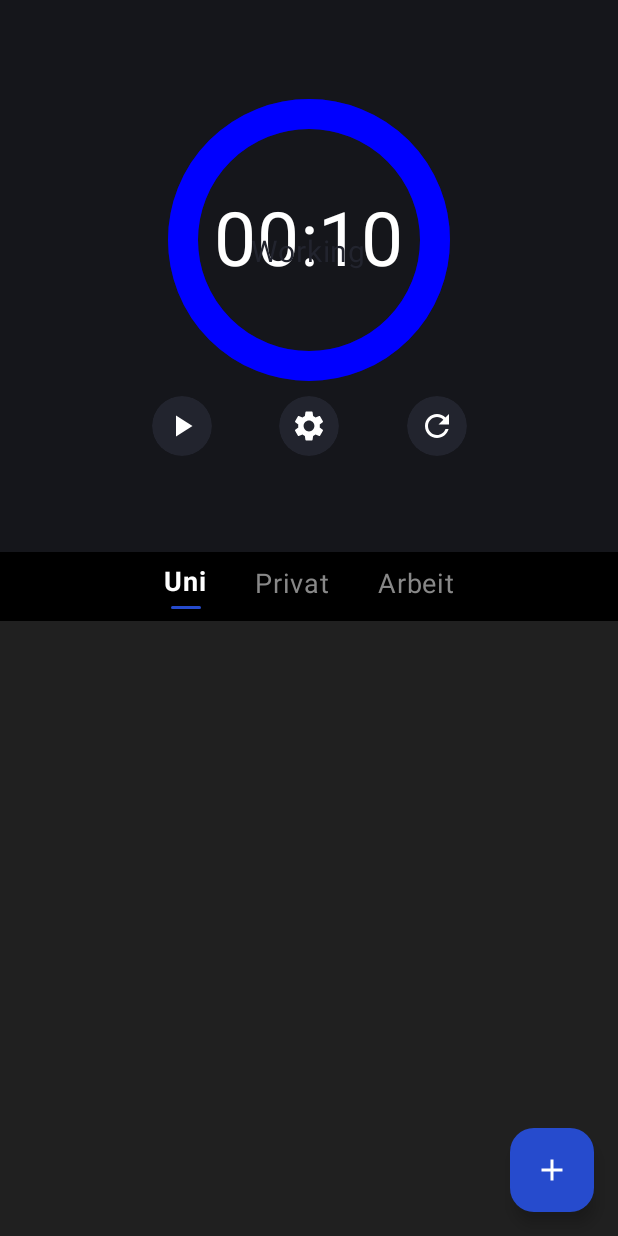
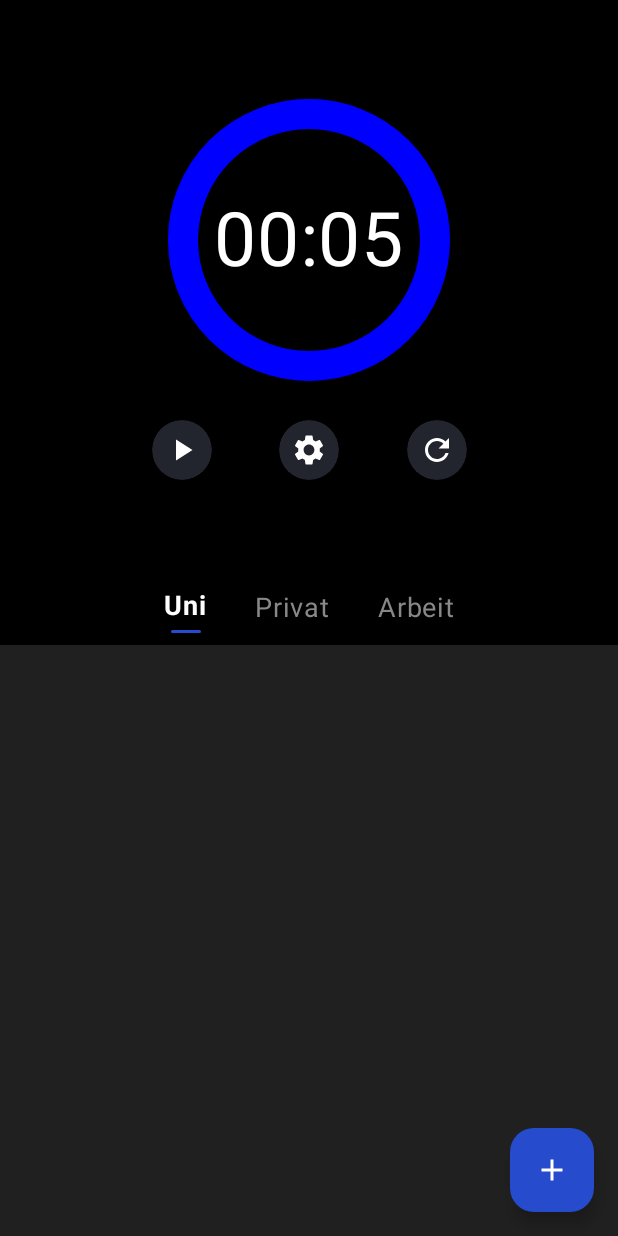
Before and after one commit to MaximilianKellner/moco-promodoro-team-21, an Android app built with Jetpack Compose: the screen it shows after launch (MainActivity), on a phone screen of 412 x 824 dp. Run offline under Robolectric (Android 15) with nearby library versions, the phone set to English and light mode, and no system bars; our stand-ins replace Room's generated code, livedata-compose.

Commit message:
[feat] button logik, ui update

```diff
--- a/app/src/main/java/com/example/promodoro_team_21/frontend/timerPage.kt
+++ b/app/src/main/java/com/example/promodoro_team_21/frontend/timerPage.kt
@@ -90,15 +90,8 @@ fun Timer(
                 fontSize = 50.sp,
                 color = MaterialTheme.colorScheme.primary
             )
-            // Text unter dem Countdown, der anzeigt, ob man sich in der Arbeitsphase oder Pausenphase befindet
-            Text(
-                text = if (isWorkingPhase) "Working" else "Pause",  // Anzeige des Status
-                fontSize = 20.sp,
-                color = MaterialTheme.colorScheme.secondary,
-                modifier = Modifier.padding(top = 16.dp)
-            )
         }
-
+        Spacer(modifier = Modifier.height(16.dp))
         Row(
             verticalAlignment = Alignment.CenterVertically,
             horizontalArrangement = Arrangement.SpaceEvenly,
@@ -143,5 +136,6 @@ fun Timer(
                 Icon(imageVector = Icons.Default.Refresh, contentDescription = "Reset")
             }
         }
+
     }
 }
--- a/app/src/main/java/com/example/promodoro_team_21/timer/PomodoroTimerViewModel.kt
+++ b/app/src/main/java/com/example/promodoro_team_21/timer/PomodoroTimerViewModel.kt
@@ -1,4 +1,5 @@
 package com.example.promodoro_team_21.timer
+
 import android.app.Notification
 import android.app.NotificationChannel
 import android.app.NotificationManager
@@ -21,8 +22,8 @@ import kotlinx.coroutines.launch
 class PomodoroTimerViewModel(private val context: Context) : ViewModel() {
 
     companion object {
-        const val WORK_DURATION = 1 * 10 * 1000L // 25 Minuten in Millisekunden
-        const val BREAK_DURATION = 5 * 60 * 1000L // 5 Minuten in Millisekunden
+        const val WORK_DURATION = 1 * 5 * 1000L // 25 Minuten in Millisekunden
+        const val BREAK_DURATION = 5 * 5 * 1000L // 5 Minuten in Millisekunden
         const val NOTIFICATION_CHANNEL_ID = "pomodoro_channel"
     }
 
@@ -73,12 +74,13 @@ class PomodoroTimerViewModel(private val context: Context) : ViewModel() {
             // Wechsel in die Pausenphase
             _isWorkingPhase.value = false
             _timeRemaining.value = BREAK_DURATION
+            _isRunning.value = false  // Timer stoppen, wenn die Arbeitsphase endet
         } else {
             // Wechsel zurück in die Arbeitsphase
             _isWorkingPhase.value = true
             _timeRemaining.value = WORK_DURATION
+            _isRunning.value = false  // Timer stoppen, wenn die Arbeitsphase endet
         }
-        startTimer()  // Automatischer Neustart des Timers in der neuen Phase
     }
 
     private fun updateNotification() {
--- a/app/src/main/java/com/example/promodoro_team_21/ui/theme/Theme.kt
+++ b/app/src/main/java/com/example/promodoro_team_21/ui/theme/Theme.kt
@@ -8,7 +8,7 @@ import androidx.compose.ui.graphics.Color
 private val DarkColorScheme = darkColorScheme(
     primary = Color(0xFFFFFFFF),
     secondary = Color(0xFF22242E),
-    background = Color(0xFF15161B),
+    background = Color(0xFF000000),
     surface = Color(0xFF000000),
     onPrimary = Color.Black,
     onSecondary = Color.Black,
```
